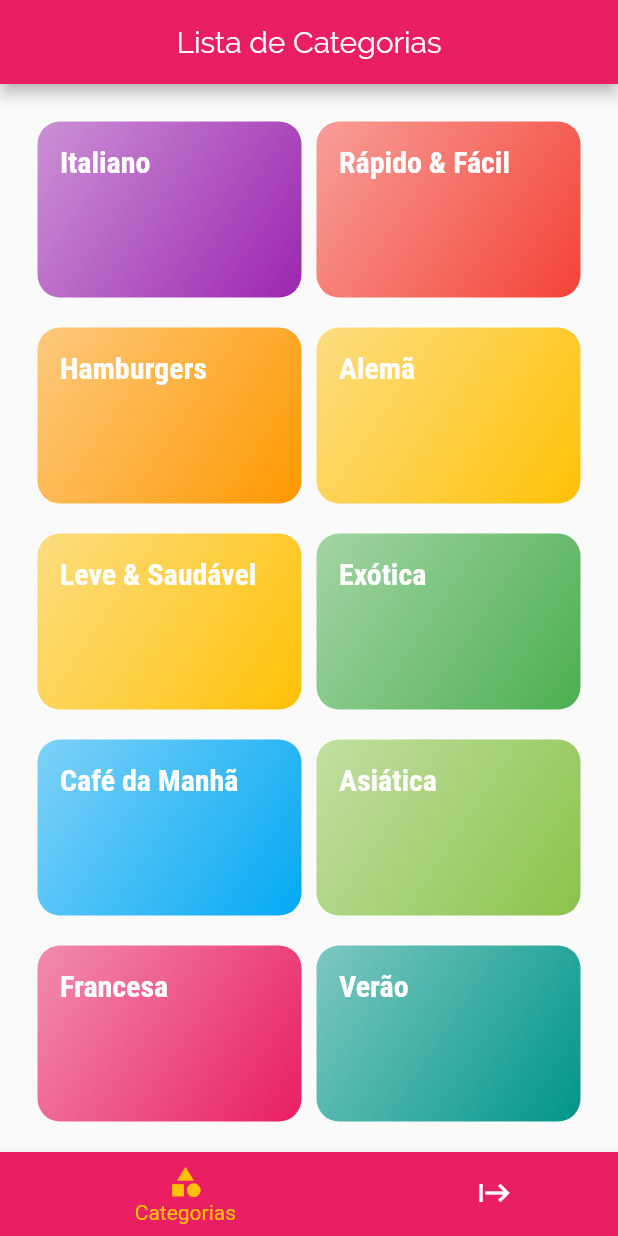
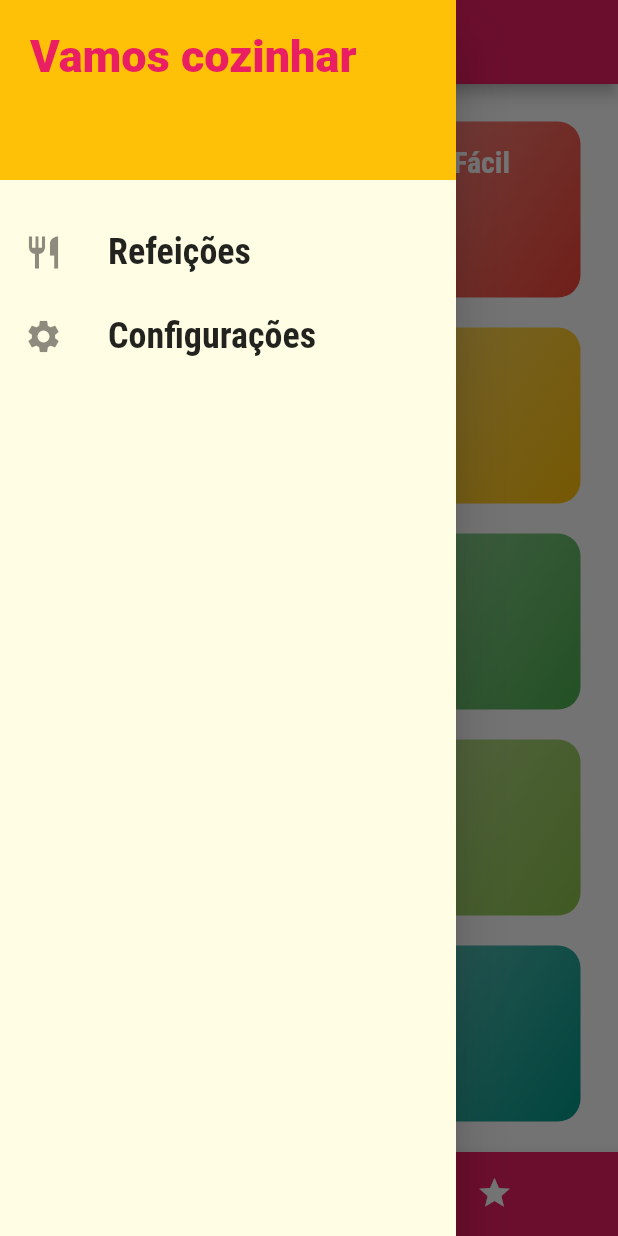
Before and after one commit to anderson-s/AppDeReceitas, a Flutter app: the screen it shows after launch, with the side drawer open (before the commit the screen has no drawer), on a phone screen of 412 x 824 dp. Run offline on Flutter 3.47's test engine with Material 2 defaults, Android fonts, the phone set to English and light mode, and no system bars.

Commit message:
Adicionando Drawer e nova tela

```diff
--- a/lib/main.dart
+++ b/lib/main.dart
@@ -2,6 +2,7 @@ import 'package:app_receitas/models/utils/routes.dart';
 import 'package:app_receitas/views/categories_meals_screen.dart';
 import 'package:app_receitas/views/categories_screen.dart';
 import 'package:app_receitas/views/meal_detail.dart';
+import 'package:app_receitas/views/settings.dart';
 import 'package:app_receitas/views/tabs.dart';
 import 'package:flutter/material.dart';
 
@@ -43,6 +44,7 @@ class MyWidget extends StatelessWidget {
         Routes.home: (context) => const Tabs(),
         Routes.categoriesMeals: (context) => const CategoriesMealsScreen(),
         Routes.mealDetail: (context) => const MealDetail(),
+        Routes.settings: (context) => const Settings(),
       },
       onUnknownRoute: (settings) {
         return MaterialPageRoute(
--- a/lib/models/utils/routes.dart
+++ b/lib/models/utils/routes.dart
@@ -2,4 +2,5 @@ class Routes {
   static const home = "/";
   static const categoriesMeals = "/categories-meals";
   static const mealDetail = "/meal-detail";
+  static const settings = "/settings";
 }
--- /dev/null
+++ b/lib/views/components/main_drawer.dart
@@ -0,0 +1,57 @@
+import 'package:app_receitas/models/utils/routes.dart';
+import 'package:flutter/material.dart';
+
+class MainDrawer extends StatelessWidget {
+  const MainDrawer({super.key});
+
+  _criarItens(IconData icon, String label, void Function() funcao) {
+    return ListTile(
+      leading: Icon(
+        icon,
+        size: 26,
+      ),
+      title: Text(
+        label,
+        style: const TextStyle(
+          fontFamily: "RobotoCondensed",
+          fontSize: 24,
+          fontWeight: FontWeight.bold,
+        ),
+      ),
+      onTap: funcao,
+    );
+  }
+
+  @override
+  Widget build(BuildContext context) {
+    return Drawer(
+      child: Column(
+        children: [
+          Container(
+            height: 120,
+            color: Theme.of(context).colorScheme.secondary,
+            padding: const EdgeInsets.all(20),
+            width: double.infinity,
+            child: Text(
+              "Vamos cozinhar",
+              style: TextStyle(
+                fontWeight: FontWeight.w900,
+                fontSize: 30,
+                color: Theme.of(context).colorScheme.primary,
+              ),
+            ),
+          ),
+          const SizedBox(
+            height: 20,
+          ),
+          _criarItens(Icons.restaurant, "Refeições", () {
+            Navigator.of(context).pushNamed(Routes.home);
+          }),
+          _criarItens(Icons.settings, "Configurações", () {
+            Navigator.of(context).pushNamed(Routes.settings);
+          }),
+        ],
+      ),
+    );
+  }
+}
--- /dev/null
+++ b/lib/views/settings.dart
@@ -0,0 +1,17 @@
+import 'package:flutter/material.dart';
+
+class Settings extends StatelessWidget {
+  const Settings({super.key});
+
+  @override
+  Widget build(BuildContext context) {
+    return Scaffold(
+      appBar: AppBar(
+        title: const Text("Configurações"),
+      ),
+      body: const Center(
+        child: Text("Configurações"),
+      ),
+    );
+  }
+}
--- a/lib/views/tabs.dart
+++ b/lib/views/tabs.dart
@@ -1,4 +1,5 @@
 import 'package:app_receitas/views/categories_screen.dart';
+import 'package:app_receitas/views/components/main_drawer.dart';
 import 'package:app_receitas/views/meals_favorite.dart';
 import 'package:flutter/material.dart';
 
@@ -32,6 +33,7 @@ class _TabsState extends State<Tabs> {
           centerTitle: true,
         ),
         body: pages[index]["page"] as Widget,
+        drawer: const MainDrawer(),
         bottomNavigationBar: BottomNavigationBar(
           // backgroundColor: Theme.of(context).colorScheme.primary,
           unselectedItemColor: Colors.white,
@@ -50,7 +52,7 @@ class _TabsState extends State<Tabs> {
             BottomNavigationBarItem(
               backgroundColor: Theme.of(context).colorScheme.primary,
               icon: const Icon(
-                Icons.start,
+                Icons.star,
               ),
               label: "Favoritos",
             )
```
